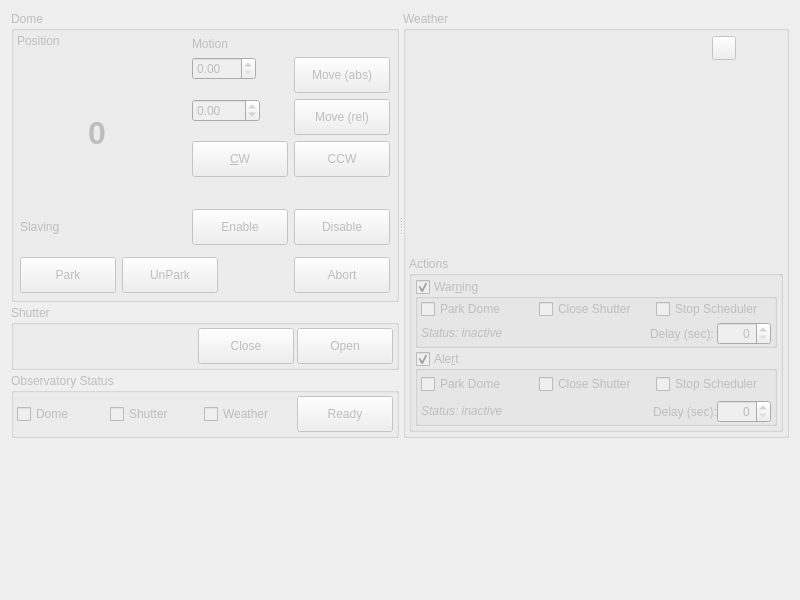
Old version of the form kstars/ekos/observatory/observatory.ui in the repository sterne-jaeger/kstars.
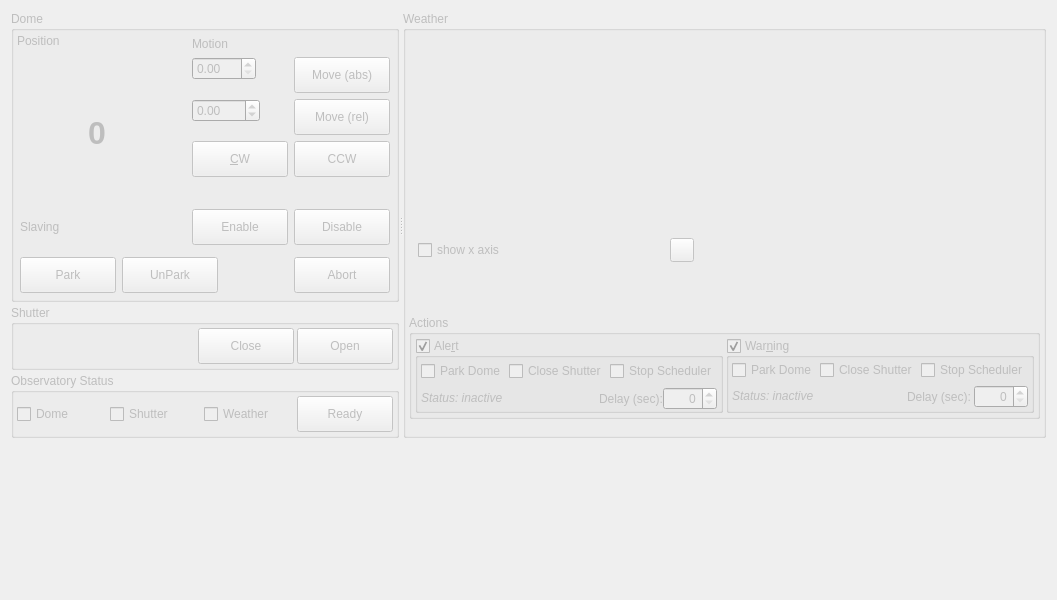
New version of the form. Icons and pictures are not drawn. Custom widgets are drawn as their Qt base class.

Commit message: Making display of x axis cofigurable + layout optimizations

Diff of the .ui file:
```diff
--- a/kstars/ekos/observatory/observatory.ui
+++ b/kstars/ekos/observatory/observatory.ui
@@ -22,7 +22,7 @@
      <property name="orientation">
       <enum>Qt::Horizontal</enum>
      </property>
-     <widget class="QWidget" name="">
+     <widget class="QWidget" name="layoutWidget">
       <layout class="QVBoxLayout" name="leftLayout">
        <property name="spacing">
         <number>3</number>
@@ -810,46 +810,7 @@
        <property name="horizontalSpacing">
         <number>3</number>
        </property>
-       <item row="1" column="1" colspan="6">
-        <widget class="QCustomPlot" name="sensorGraphs" native="true">
-         <property name="sizePolicy">
-          <sizepolicy hsizetype="Expanding" vsizetype="Expanding">
-           <horstretch>0</horstretch>
-           <verstretch>0</verstretch>
-          </sizepolicy>
-         </property>
-         <property name="toolTip">
-          <string/>
-         </property>
-        </widget>
-       </item>
-       <item row="1" column="0">
-        <widget class="QWidget" name="sensorData" native="true">
-         <property name="minimumSize">
-          <size>
-           <width>140</width>
-           <height>0</height>
-          </size>
-         </property>
-         <property name="toolTip">
-          <string>&lt;html&gt;&lt;head/&gt;&lt;body&gt;&lt;p&gt;Current data of the weather sensors. Click on the sensor name to display its data over time.&lt;/p&gt;&lt;/body&gt;&lt;/html&gt;</string>
-         </property>
-        </widget>
-       </item>
-       <item row="0" column="2">
-        <spacer name="horizontalSpacer_5">
-         <property name="orientation">
-          <enum>Qt::Horizontal</enum>
-         </property>
-         <property name="sizeHint" stdset="0">
-          <size>
-           <width>40</width>
-           <height>20</height>
-          </size>
-         </property>
-        </spacer>
-       </item>
-       <item row="3" column="0" colspan="7" alignment="Qt::AlignTop">
+       <item row="3" column="0" colspan="6" alignment="Qt::AlignTop">
         <widget class="QGroupBox" name="weatherActionsBox">
          <property name="enabled">
           <bool>false</bool>
@@ -857,7 +818,7 @@
          <property name="title">
           <string>Actions</string>
          </property>
-         <layout class="QVBoxLayout" name="verticalLayout">
+         <layout class="QHBoxLayout" name="horizontalLayout_7">
           <property name="spacing">
            <number>3</number>
           </property>
@@ -873,98 +834,6 @@
           <property name="bottomMargin">
            <number>3</number>
           </property>
-          <item alignment="Qt::AlignTop">
-           <widget class="QGroupBox" name="weatherWarningBox">
-            <property name="title">
-             <string>War&amp;ning</string>
-            </property>
-            <property name="checkable">
-             <bool>true</bool>
-            </property>
-            <layout class="QGridLayout" name="gridLayout_6">
-             <property name="leftMargin">
-              <number>3</number>
-             </property>
-             <property name="topMargin">
-              <number>0</number>
-             </property>
-             <property name="rightMargin">
-              <number>3</number>
-             </property>
-             <property name="bottomMargin">
-              <number>0</number>
-             </property>
-             <property name="spacing">
-              <number>3</number>
-             </property>
-             <item row="0" column="0">
-              <widget class="QCheckBox" name="weatherWarningDomeCB">
-               <property name="text">
-                <string>Park Dome</string>
-               </property>
-              </widget>
-             </item>
-             <item row="0" column="1">
-              <widget class="QCheckBox" name="weatherWarningShutterCB">
-               <property name="text">
-                <string>Close Shutter</string>
-               </property>
-              </widget>
-             </item>
-             <item row="0" column="2">
-              <widget class="QCheckBox" name="weatherWarningSchedulerCB">
-               <property name="text">
-                <string>Stop Scheduler</string>
-               </property>
-              </widget>
-             </item>
-             <item row="1" column="0" colspan="3">
-              <layout class="QHBoxLayout" name="horizontalLayout">
-               <item>
-                <widget class="QLabel" name="weatherWarningStatusLabel">
-                 <property name="text">
-                  <string>&lt;html&gt;&lt;head/&gt;&lt;body&gt;&lt;p&gt;&lt;span style=&quot; font-style:italic;&quot;&gt;Status: inactive&lt;/span&gt;&lt;/p&gt;&lt;/body&gt;&lt;/html&gt;</string>
-                 </property>
-                 <property name="textFormat">
-                  <enum>Qt::AutoText</enum>
-                 </property>
-                </widget>
-               </item>
-               <item>
-                <spacer name="horizontalSpacer_6">
-                 <property name="orientation">
-                  <enum>Qt::Horizontal</enum>
-                 </property>
-                 <property name="sizeHint" stdset="0">
-                  <size>
-                   <width>40</width>
-                   <height>20</height>
-                  </size>
-                 </property>
-                </spacer>
-               </item>
-               <item>
-                <widget class="QLabel" name="weatherWarningDelayLabel">
-                 <property name="text">
-                  <string>Delay (sec):</string>
-                 </property>
-                </widget>
-               </item>
-               <item>
-                <widget class="QSpinBox" name="weatherWarningDelaySB">
-                 <property name="alignment">
-                  <set>Qt::AlignRight|Qt::AlignTrailing|Qt::AlignVCenter</set>
-                 </property>
-                 <property name="maximum">
-                  <number>9999</number>
-                 </property>
-                </widget>
-               </item>
-              </layout>
-             </item>
-            </layout>
-           </widget>
-          </item>
           <item>
            <widget class="QGroupBox" name="weatherAlertBox">
             <property name="title">
@@ -1057,26 +926,128 @@
             </layout>
            </widget>
           </item>
+          <item>
+           <widget class="QGroupBox" name="weatherWarningBox">
+            <property name="title">
+             <string>War&amp;ning</string>
+            </property>
+            <property name="checkable">
+             <bool>true</bool>
+            </property>
+            <layout class="QGridLayout" name="gridLayout_6">
+             <property name="leftMargin">
+              <number>3</number>
+             </property>
+             <property name="topMargin">
+              <number>0</number>
+             </property>
+             <property name="rightMargin">
+              <number>3</number>
+             </property>
+             <property name="bottomMargin">
+              <number>0</number>
+             </property>
+             <property name="spacing">
+              <number>3</number>
+             </property>
+             <item row="1" column="0" colspan="3">
+              <layout class="QHBoxLayout" name="horizontalLayout">
+               <item>
+                <widget class="QLabel" name="weatherWarningStatusLabel">
+                 <property name="text">
+                  <string>&lt;html&gt;&lt;head/&gt;&lt;body&gt;&lt;p&gt;&lt;span style=&quot; font-style:italic;&quot;&gt;Status: inactive&lt;/span&gt;&lt;/p&gt;&lt;/body&gt;&lt;/html&gt;</string>
+                 </property>
+                 <property name="textFormat">
+                  <enum>Qt::AutoText</enum>
+                 </property>
+                </widget>
+               </item>
+               <item>
+                <spacer name="horizontalSpacer_6">
+                 <property name="orientation">
+                  <enum>Qt::Horizontal</enum>
+                 </property>
+                 <property name="sizeHint" stdset="0">
+                  <size>
+                   <width>40</width>
+                   <height>20</height>
+                  </size>
+                 </property>
+                </spacer>
+               </item>
+               <item>
+                <widget class="QLabel" name="weatherWarningDelayLabel">
+                 <property name="text">
+                  <string>Delay (sec):</string>
+                 </property>
+                </widget>
+               </item>
+               <item>
+                <widget class="QSpinBox" name="weatherWarningDelaySB">
+                 <property name="alignment">
+                  <set>Qt::AlignRight|Qt::AlignTrailing|Qt::AlignVCenter</set>
+                 </property>
+                 <property name="maximum">
+                  <number>9999</number>
+                 </property>
+                </widget>
+               </item>
+              </layout>
+             </item>
+             <item row="0" column="0">
+              <widget class="QCheckBox" name="weatherWarningDomeCB">
+               <property name="text">
+                <string>Park Dome</string>
+               </property>
+              </widget>
+             </item>
+             <item row="0" column="2">
+              <widget class="QCheckBox" name="weatherWarningSchedulerCB">
+               <property name="text">
+                <string>Stop Scheduler</string>
+               </property>
+              </widget>
+             </item>
+             <item row="0" column="1">
+              <widget class="QCheckBox" name="weatherWarningShutterCB">
+               <property name="text">
+                <string>Close Shutter</string>
+               </property>
+              </widget>
+             </item>
+            </layout>
+           </widget>
+          </item>
          </layout>
         </widget>
        </item>
+       <item row="1" column="1" rowspan="2" colspan="5">
+        <widget class="QCustomPlot" name="sensorGraphs" native="true">
+         <property name="sizePolicy">
+          <sizepolicy hsizetype="Expanding" vsizetype="Expanding">
+           <horstretch>0</horstretch>
+           <verstretch>0</verstretch>
+          </sizepolicy>
+         </property>
+         <property name="toolTip">
+          <string/>
+         </property>
+        </widget>
+       </item>
+       <item row="0" column="2">
+        <spacer name="horizontalSpacer_5">
+         <property name="orientation">
+          <enum>Qt::Horizontal</enum>
+         </property>
+         <property name="sizeHint" stdset="0">
+          <size>
+           <width>40</width>
+           <height>20</height>
+          </size>
+         </property>
+        </spacer>
+       </item>
        <item row="0" column="4">
-        <spacer name="horizontalSpacer_3">
-         <property name="orientation">
-          <enum>Qt::Horizontal</enum>
-         </property>
-         <property name="sizeType">
-          <enum>QSizePolicy::Fixed</enum>
-         </property>
-         <property name="sizeHint" stdset="0">
-          <size>
-           <width>10</width>
-           <height>20</height>
-          </size>
-         </property>
-        </spacer>
-       </item>
-       <item row="0" column="5">
         <widget class="QLabel" name="weatherStatusLabel">
          <property name="sizePolicy">
           <sizepolicy hsizetype="Fixed" vsizetype="Fixed">
@@ -1101,38 +1072,90 @@
          </property>
         </widget>
        </item>
-       <item row="0" column="3">
-        <widget class="QPushButton" name="clearGraphHistory">
-         <property name="enabled">
-          <bool>false</bool>
-         </property>
+       <item row="1" column="0">
+        <widget class="QWidget" name="sensorData" native="true">
          <property name="minimumSize">
           <size>
-           <width>24</width>
-           <height>24</height>
-          </size>
-         </property>
-         <property name="maximumSize">
-          <size>
-           <width>24</width>
-           <height>24</height>
+           <width>140</width>
+           <height>0</height>
           </size>
          </property>
          <property name="toolTip">
           <string>&lt;html&gt;&lt;head/&gt;&lt;body&gt;&lt;p&gt;Clear sensor data history&lt;/p&gt;&lt;/body&gt;&lt;/html&gt;</string>
          </property>
-         <property name="text">
-          <string/>
-         </property>
-         <property name="icon">
-          <iconset theme="edit-delete"/>
-         </property>
-         <property name="iconSize">
-          <size>
-           <width>24</width>
-           <height>24</height>
-          </size>
-         </property>
+        </widget>
+       </item>
+       <item row="2" column="0">
+        <widget class="QFrame" name="horizontalFrame">
+         <layout class="QHBoxLayout" name="graphActionsBox">
+          <property name="leftMargin">
+           <number>9</number>
+          </property>
+          <property name="topMargin">
+           <number>3</number>
+          </property>
+          <property name="rightMargin">
+           <number>9</number>
+          </property>
+          <property name="bottomMargin">
+           <number>3</number>
+          </property>
+          <item>
+           <widget class="QCheckBox" name="showXAxisCB">
+            <property name="text">
+             <string>show x axis</string>
+            </property>
+           </widget>
+          </item>
+          <item>
+           <spacer name="horizontalSpacer_3">
+            <property name="orientation">
+             <enum>Qt::Horizontal</enum>
+            </property>
+            <property name="sizeHint" stdset="0">
+             <size>
+              <width>40</width>
+              <height>20</height>
+             </size>
+            </property>
+           </spacer>
+          </item>
+          <item>
+           <widget class="QPushButton" name="clearGraphHistory">
+            <property name="enabled">
+             <bool>false</bool>
+            </property>
+            <property name="minimumSize">
+             <size>
+              <width>24</width>
+              <height>24</height>
+             </size>
+            </property>
+            <property name="maximumSize">
+             <size>
+              <width>24</width>
+              <height>24</height>
+             </size>
+            </property>
+            <property name="toolTip">
+             <string>&lt;html&gt;&lt;head/&gt;&lt;body&gt;&lt;p&gt;Clear sensor data history&lt;/p&gt;&lt;/body&gt;&lt;/html&gt;</string>
+            </property>
+            <property name="text">
+             <string/>
+            </property>
+            <property name="icon">
+             <iconset theme="edit-delete">
+              <normaloff>.</normaloff>.</iconset>
+            </property>
+            <property name="iconSize">
+             <size>
+              <width>24</width>
+              <height>24</height>
+             </size>
+            </property>
+           </widget>
+          </item>
+         </layout>
         </widget>
        </item>
       </layout>
```
Left out of the diff: 2 changed lines with no effect on the pictures. The commit also changes 5 other files.
